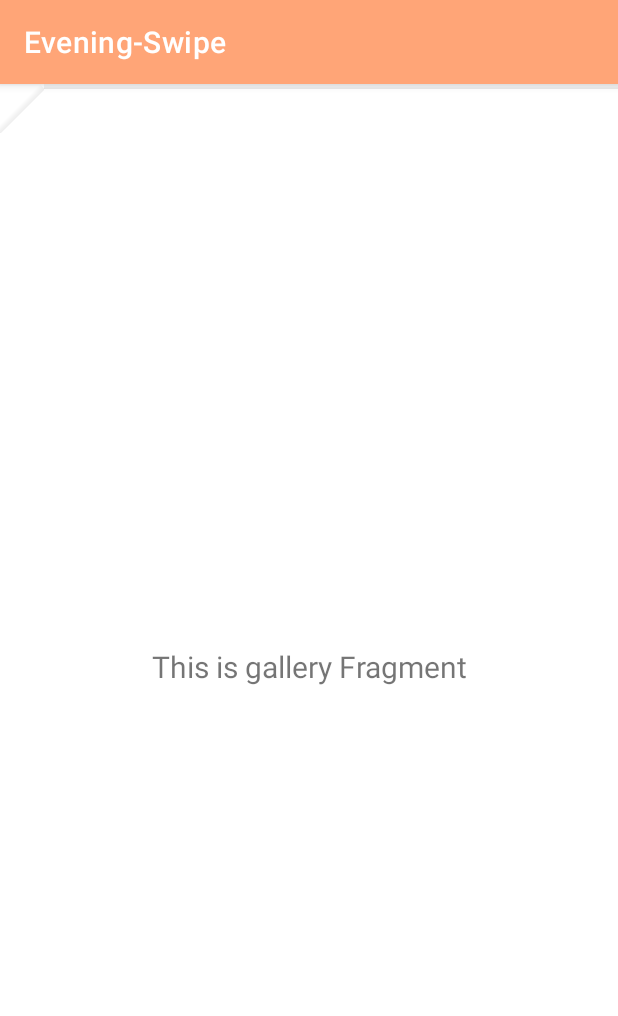
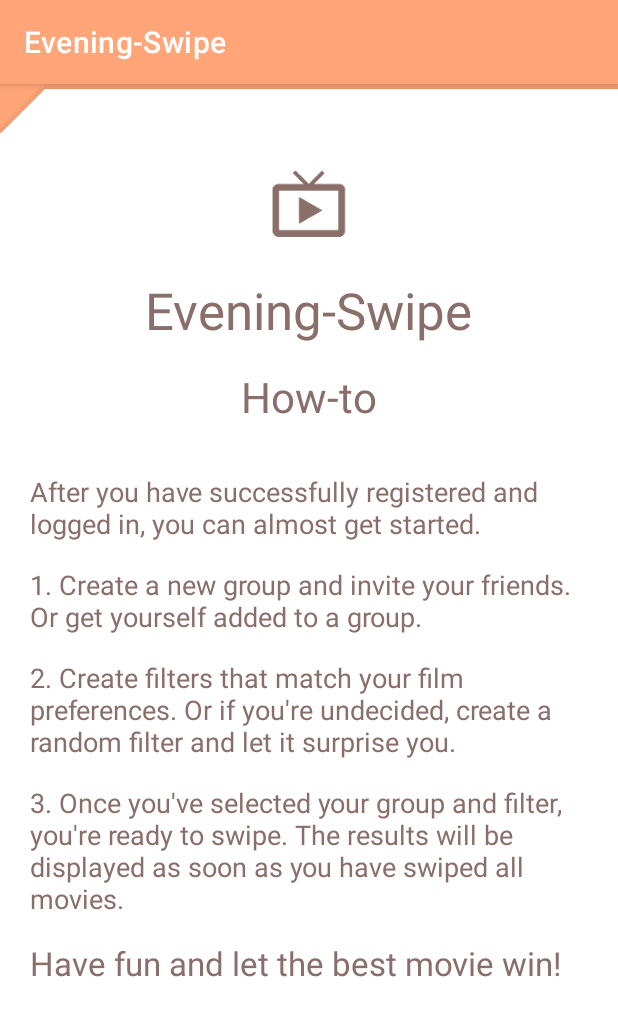
Before and after one commit to Hajuj/EveningSwipe, an Android app: the fragment GalleryFragment shown on its own in the app's theme, on a phone screen of 412 x 824 dp. Shown: the top 1016 px of the screen. Run offline under Robolectric (Android 15) with nearby library versions, the phone set to English and light mode, and no system bars.

Commit message:
add how-to

```diff
--- a/app/src/main/java/com/example/eveningswipe/ui/profile/GalleryFragment.kt
+++ b/app/src/main/java/com/example/eveningswipe/ui/profile/GalleryFragment.kt
@@ -23,15 +23,14 @@ class GalleryFragment : Fragment() {
         galleryViewModel =
             ViewModelProvider(this).get(GalleryViewModel::class.java)
         val root = inflater.inflate(R.layout.fragment_gallery, container, false)
-        val textView: TextView = root.findViewById(R.id.text_gallery)
-        galleryViewModel.text.observe(viewLifecycleOwner, Observer {
+
+       /* galleryViewModel.text.observe(viewLifecycleOwner, Observer {
             textView.text = it
-        })
+        })*/
 
         // Set cut corner background for API 23+
-        if (Build.VERSION.SDK_INT >= Build.VERSION_CODES.M) {
-            root.background = context?.getDrawable(R.drawable.shr_product_grid_background_shape)
-        }
+        val layout = root.findViewById<View>(R.id.gallery_corner)
+        layout.background = context?.getDrawable(R.drawable.shr_product_grid_background_shape)
         return root
     }
 }
--- a/app/src/main/java/com/example/eveningswipe/ui/profile/GalleryViewModel.kt
+++ b/app/src/main/java/com/example/eveningswipe/ui/profile/GalleryViewModel.kt
@@ -6,8 +6,8 @@ import androidx.lifecycle.ViewModel
 
 class GalleryViewModel : ViewModel() {
 
-    private val _text = MutableLiveData<String>().apply {
+  /*  private val _text = MutableLiveData<String>().apply {
         value = "This is gallery Fragment"
     }
-    val text: LiveData<String> = _text
+    val text: LiveData<String> = _text*/
 }
--- a/app/src/main/res/layout/activity_add_filter.xml
+++ b/app/src/main/res/layout/activity_add_filter.xml
@@ -32,8 +32,7 @@
             android:layout_below="@+id/filter_name"
             android:layout_marginTop="10dp"
             android:layout_alignStart="@id/filter_name"
-            android:layout_alignEnd="@id/filter_name"
-            android:hint="@string/filtername">
+            android:layout_alignEnd="@id/filter_name">
 
             <com.google.android.material.textfield.TextInputEditText
                 android:layout_width="match_parent"
@@ -80,8 +79,7 @@
         android:layout_height="wrap_content"
         android:layout_below="@+id/select_year"
         android:layout_marginTop="10dp"
-        android:layout_alignStart="@id/select_year"
-        android:hint="@string/_1993">
+        android:layout_alignStart="@id/select_year">
 
         <com.google.android.material.textfield.TextInputEditText
             android:layout_width="match_parent"
@@ -105,8 +103,7 @@
         android:layout_height="wrap_content"
         android:layout_below="@+id/select_year"
         android:layout_marginTop="10dp"
-        android:layout_alignEnd="@id/select_year"
-        android:hint="@string/_2022">
+        android:layout_alignEnd="@id/select_year">
 
         <com.google.android.material.textfield.TextInputEditText
             android:layout_width="match_parent"
@@ -131,8 +128,7 @@
         android:layout_height="wrap_content"
         android:layout_below="@+id/select_runtime"
         android:layout_marginTop="10dp"
-        android:layout_alignStart="@id/select_runtime"
-        android:hint="@string/_120">
+        android:layout_alignStart="@id/select_runtime">
 
         <com.google.android.material.textfield.TextInputEditText
             android:layout_width="match_parent"
@@ -157,8 +153,7 @@
         android:layout_height="wrap_content"
         android:layout_below="@+id/select_size"
         android:layout_marginTop="10dp"
-        android:layout_alignStart="@id/select_size"
-        android:hint="@string/_50">
+        android:layout_alignStart="@id/select_size">
 
         <com.google.android.material.textfield.TextInputEditText
             android:layout_width="match_parent"
@@ -183,8 +178,7 @@
         android:layout_height="wrap_content"
         android:layout_below="@+id/select_rating"
         android:layout_marginTop="10dp"
-        android:layout_alignStart="@id/select_rating"
-        android:hint="@string/_8">
+        android:layout_alignStart="@id/select_rating">
 
         <com.google.android.material.textfield.TextInputEditText
             android:layout_width="match_parent"
@@ -209,8 +203,7 @@
         android:layout_height="wrap_content"
         android:layout_below="@+id/select_votes"
         android:layout_marginTop="10dp"
-        android:layout_alignStart="@id/select_votes"
-        android:hint="@string/_500">
+        android:layout_alignStart="@id/select_votes">
 
         <com.google.android.material.textfield.TextInputEditText
             android:layout_width="match_parent"
--- a/app/src/main/res/layout/activity_add_random_filter.xml
+++ b/app/src/main/res/layout/activity_add_random_filter.xml
@@ -30,8 +30,7 @@
             android:layout_below="@+id/filter_name_random"
             android:layout_marginTop="10dp"
             android:layout_alignStart="@id/filter_name_random"
-            android:layout_alignEnd="@id/filter_name_random"
-            android:hint="@string/filtername">
+            android:layout_alignEnd="@id/filter_name_random">
 
             <com.google.android.material.textfield.TextInputEditText
                 android:layout_width="match_parent"
@@ -56,8 +55,8 @@
             android:layout_height="wrap_content"
             android:layout_below="@+id/select_size_random"
             android:layout_marginTop="10dp"
-            android:layout_alignStart="@id/select_size_random"
-            android:hint="@string/_50">
+            android:layout_alignStart="@id/select_size_random">
+
             <com.google.android.material.textfield.TextInputEditText
                 android:layout_width="match_parent"
                 android:layout_height="wrap_content" />
--- a/app/src/main/res/layout/fragment_gallery.xml
+++ b/app/src/main/res/layout/fragment_gallery.xml
@@ -4,19 +4,111 @@
     xmlns:tools="http://schemas.android.com/tools"
     android:layout_width="match_parent"
     android:layout_height="match_parent"
+    android:background="?attr/bgc"
     tools:context=".ui.profile.GalleryFragment">
 
-    <TextView
-        android:id="@+id/text_gallery"
+    <RelativeLayout
+        android:id="@+id/gallery_corner"
         android:layout_width="match_parent"
         android:layout_height="wrap_content"
-        android:layout_marginStart="8dp"
-        android:layout_marginTop="8dp"
-        android:layout_marginEnd="8dp"
-        android:textAlignment="center"
-        android:textSize="20sp"
-        app:layout_constraintBottom_toBottomOf="parent"
-        app:layout_constraintEnd_toEndOf="parent"
-        app:layout_constraintStart_toStartOf="parent"
-        app:layout_constraintTop_toTopOf="parent" />
+        android:clipChildren="false"
+        android:clipToPadding="false"
+        android:background="?attr/bgc"
+        android:orientation="vertical"
+        tools:ignore="MissingConstraints">
+
+        <ImageView
+            android:id="@+id/ic_how_to"
+            android:layout_width="64dp"
+            android:layout_height="64dp"
+            android:layout_gravity="center_horizontal"
+            android:layout_marginTop="48dp"
+            android:layout_marginBottom="16dp"
+            app:srcCompat="@mipmap/ic_widget"
+            android:layout_centerHorizontal="true"/>
+
+        <TextView
+            android:id="@+id/how_to"
+            android:layout_width="wrap_content"
+            android:layout_height="wrap_content"
+            android:text="@string/evening_swipe"
+            android:textSize="34dp"
+            android:layout_gravity="center_horizontal"
+            android:layout_marginBottom="16dp"
+            android:textColor="?attr/tc"
+            android:layout_below="@id/ic_how_to"
+            android:layout_centerHorizontal="true"/>
+
+        <TextView
+            android:id="@+id/how_to2"
+            android:layout_width="wrap_content"
+            android:layout_height="wrap_content"
+            android:layout_below="@id/how_to"
+            android:layout_centerHorizontal="true"
+            android:layout_gravity="center_horizontal"
+            android:layout_marginBottom="32dp"
+            android:text="@string/how_to"
+            android:textColor="?attr/tc"
+            android:textSize="28dp" />
+
+        <TextView
+            android:id="@+id/text_gallery1"
+            android:layout_width="match_parent"
+            android:layout_height="wrap_content"
+            android:textSize="18sp"
+            android:textColor="@color/Hot_Chocolate"
+            android:text="@string/after_you_have_successfully_registered_and_logged_in_you_can_almost_get_started"
+            android:layout_marginStart="20dp"
+            android:layout_marginEnd="20dp"
+            android:layout_marginBottom="16dp"
+            android:layout_below="@id/how_to2"/>
+
+        <TextView
+            android:id="@+id/text_gallery2"
+            android:layout_width="match_parent"
+            android:layout_height="wrap_content"
+            android:textSize="18sp"
+            android:textColor="@color/Hot_Chocolate"
+            android:text="@string/_1_create_a_new_group_and_invite_your_friends_or_get_yourself_added_to_a_group"
+            android:layout_marginStart="20dp"
+            android:layout_marginEnd="20dp"
+            android:layout_marginBottom="16dp"
+            android:layout_below="@id/text_gallery1"/>
+
+        <TextView
+            android:id="@+id/text_gallery3"
+            android:layout_width="match_parent"
+            android:layout_height="wrap_content"
+            android:textSize="18sp"
+            android:textColor="@color/Hot_Chocolate"
+            android:text="@string/_2_create_filters_that_match_your_film_preferences_or_if_you_re_undecided_create_a_random_filter_and_let_it_surprise_you"
+            android:layout_marginStart="20dp"
+            android:layout_marginEnd="20dp"
+            android:layout_marginBottom="16dp"
+            android:layout_below="@id/text_gallery2"/>
+
+        <TextView
+            android:id="@+id/text_gallery4"
+            android:layout_width="match_parent"
+            android:layout_height="wrap_content"
+            android:textSize="18sp"
+            android:textColor="@color/Hot_Chocolate"
+            android:text="@string/_3_once_you_ve_selected_your_group_and_filter_you_re_ready_to_swipe_the_results_will_be_displayed_as_soon_as_you_have_swiped_all_movies"
+            android:layout_marginStart="20dp"
+            android:layout_marginEnd="20dp"
+            android:layout_marginBottom="16dp"
+            android:layout_below="@id/text_gallery3"/>
+
+        <TextView
+            android:id="@+id/text_gallery5"
+            android:layout_width="match_parent"
+            android:layout_height="wrap_content"
+            android:textSize="22sp"
+            android:textColor="@color/Hot_Chocolate"
+            android:text="@string/have_fun_and_let_the_best_movie_win"
+            android:layout_marginStart="20dp"
+            android:layout_marginEnd="20dp"
+            android:layout_marginBottom="16dp"
+            android:layout_below="@id/text_gallery4"/>
+    </RelativeLayout>
 </androidx.constraintlayout.widget.ConstraintLayout>
--- a/app/src/main/res/menu-v26/activity_main_drawer.xml
+++ b/app/src/main/res/menu-v26/activity_main_drawer.xml
@@ -10,8 +10,8 @@
             android:title="@string/menu_home"/>
         <item
             android:id="@+id/nav_gallery"
-            android:icon="@drawable/ic_menu_profil"
-            android:title="@string/menu_profile"/>
+            android:icon="@drawable/movie_icon"
+            android:title="@string/how_to"/>
         <item
             android:id="@+id/nav_slideshow"
             android:icon="@drawable/ic_menu_groups"
--- a/app/src/main/res/values/strings.xml
+++ b/app/src/main/res/values/strings.xml
@@ -161,4 +161,10 @@
     <string name="or">or</string>
     <string name="enter_a_name_for_the_filter">Enter a name for the filter</string>
     <string name="filtername">filtername</string>
+    <string name="how_to">How-to</string>
+    <string name="after_you_have_successfully_registered_and_logged_in_you_can_almost_get_started">After you have successfully registered and logged in, you can almost get started.</string>
+    <string name="_1_create_a_new_group_and_invite_your_friends_or_get_yourself_added_to_a_group">1. Create a new group and invite your friends. Or get yourself added to a group.</string>
+    <string name="_2_create_filters_that_match_your_film_preferences_or_if_you_re_undecided_create_a_random_filter_and_let_it_surprise_you">2. Create filters that match your film preferences. Or if you\'re undecided, create a random filter and let it surprise you.</string>
+    <string name="_3_once_you_ve_selected_your_group_and_filter_you_re_ready_to_swipe_the_results_will_be_displayed_as_soon_as_you_have_swiped_all_movies">3. Once you\'ve selected your group and filter, you\'re ready to swipe. The results will be displayed as soon as you have swiped all movies.</string>
+    <string name="have_fun_and_let_the_best_movie_win">Have fun and let the best movie win!</string>
 </resources>
```
